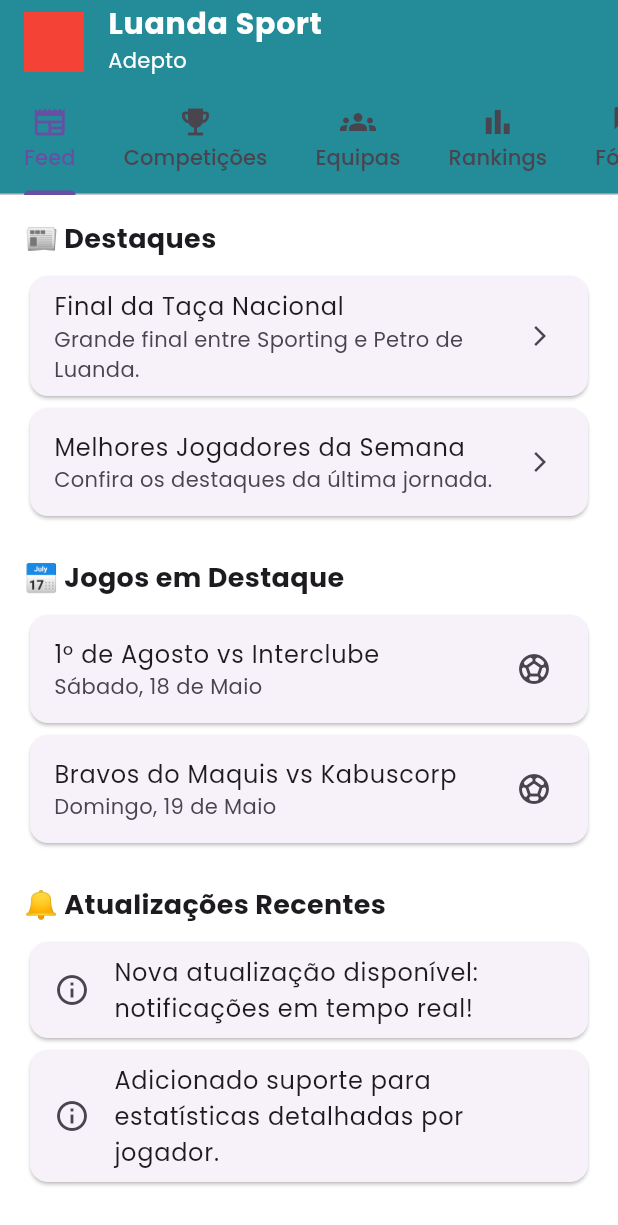
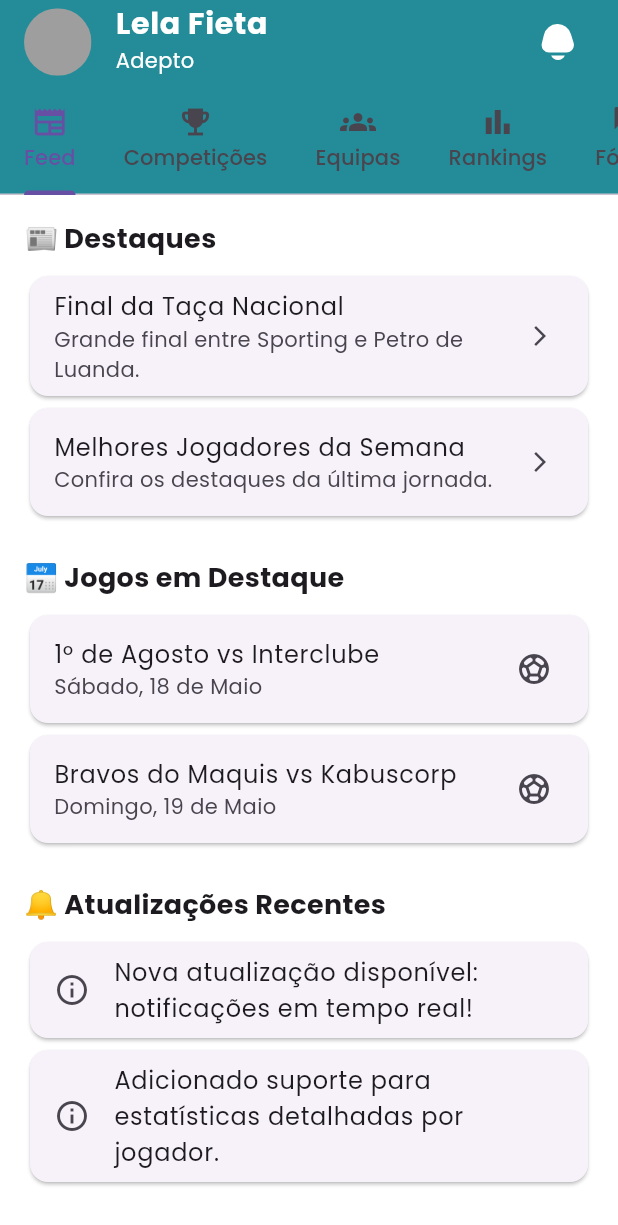
Before and after one commit to lelafieta/luanda_sport, a Flutter app: the screen it shows after launch, on a phone screen of 412 x 824 dp. Shown: the top 1225 px of the screen. Run offline on Flutter 3.47's test engine with Material 3 defaults, Android fonts, the light colour scheme and no system bars; our stand-ins replace flutter_screenutil, flutter_svg, go_router.

Commit message:
creating fans page

```diff
--- /dev/null
+++ b/lib/src/core/resources/app_icons.dart
@@ -0,0 +1,5 @@
+class AppIcons {
+  AppIcons._();
+
+  static const String bell = "assets/icons/bell.svg";
+}
--- a/lib/src/features/fans/presentation/pages/fan_page.dart
+++ b/lib/src/features/fans/presentation/pages/fan_page.dart
@@ -1,5 +1,8 @@
 import 'package:flutter/material.dart';
+import 'package:flutter_screenutil/flutter_screenutil.dart';
+import 'package:flutter_svg/flutter_svg.dart';
 import 'package:luanda_sport/src/configs/themes/app_colors.dart';
+import 'package:luanda_sport/src/core/resources/app_icons.dart';
 import 'package:luanda_sport/src/features/fans/presentation/widgets/fan_competitions_tab.dart';
 import 'package:luanda_sport/src/features/fans/presentation/widgets/fan_favorites_tab.dart';
 import 'package:luanda_sport/src/features/fans/presentation/widgets/fan_forum_tab.dart';
@@ -20,13 +23,15 @@
           backgroundColor: AppColors.primaryColor,
           title: ListTile(
             contentPadding: EdgeInsets.zero,
-            leading: Container(
-              width: 40,
-              height: 40,
-              color: Colors.red,
+            leading: ClipOval(
+              child: Container(
+                width: 45,
+                height: 45,
+                color: Colors.grey,
+              ),
             ),
             title: const Text(
-              'Luanda Sport',
+              'Lela Fieta',
               style: TextStyle(
                 color: Colors.white,
                 fontSize: 20,
@@ -38,6 +43,13 @@
               style: TextStyle(
                 color: Colors.white,
                 fontSize: 14,
+              ),
+            ),
+            trailing: IconButton(
+              onPressed: () {},
+              icon: SvgPicture.asset(
+                AppIcons.bell,
+                color: Colors.white,
               ),
             ),
           ),
--- a/pubspec.yaml
+++ b/pubspec.yaml
@@ -38,6 +38,7 @@
   animations: ^2.0.11
   go_router: ^14.6.2
   flutter_screenutil: ^5.9.3
+  flutter_svg: ^2.0.10+1
 
 dev_dependencies:
   flutter_test:
```
Also changed, not shown: assets/icons/bell.svg (added), pubspec.lock.
